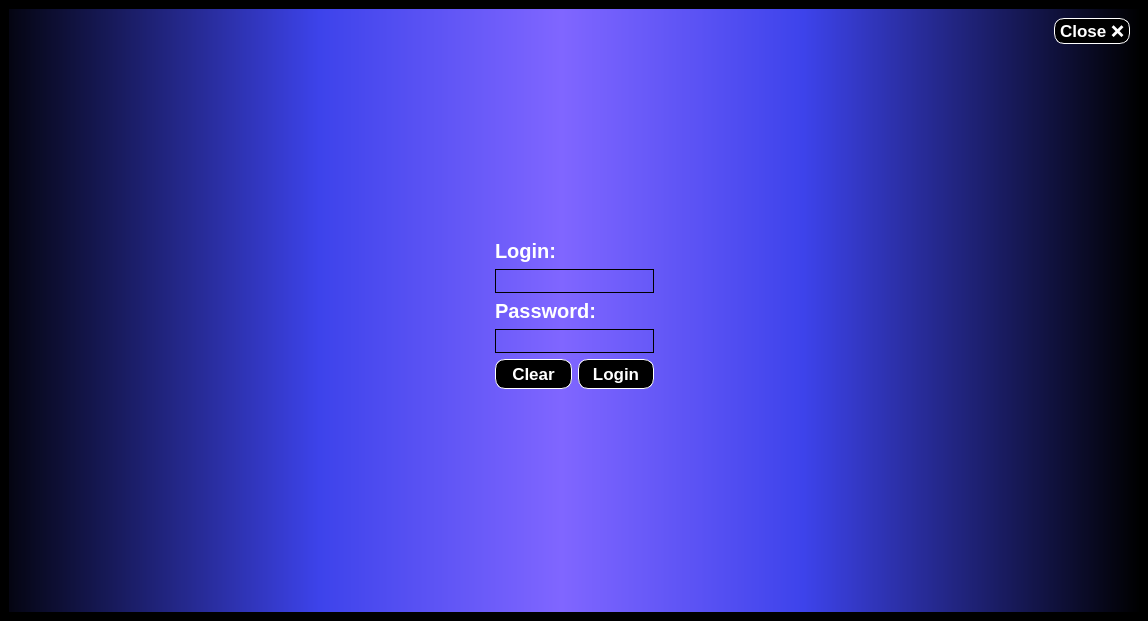
Qt form LinuxProject/mainwindow.ui (Skalik2/LinuxAppCpp) before a commit.
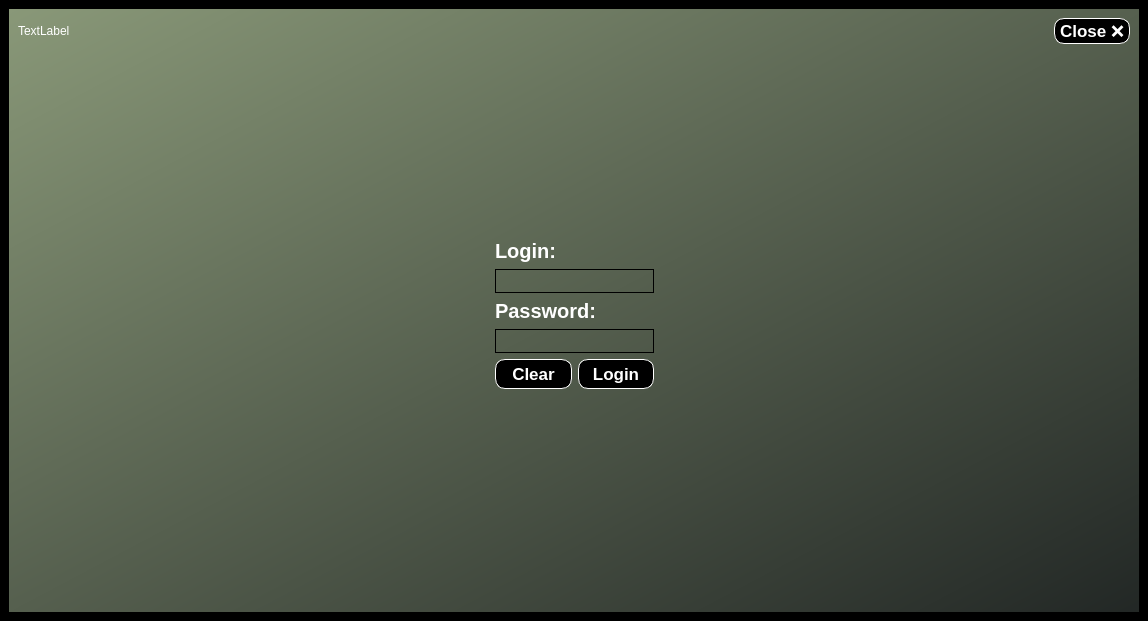
The same form after that commit.

The edit to the form file:
```diff
--- a/LinuxProject/mainwindow.ui
+++ b/LinuxProject/mainwindow.ui
@@ -30,7 +30,7 @@
        <bool>false</bool>
       </property>
       <property name="styleSheet">
-       <string notr="true">background-color: qlineargradient(spread:reflect, x1:0.489, y1:0, x2:1, y2:0, stop:0 rgba(128, 102, 255, 255), stop:0.41784 rgba(61, 67, 235, 255), stop:1 rgba(0, 0, 0, 255));</string>
+       <string notr="true">background-color: qlineargradient(spread:pad, x1:0, y1:0, x2:1, y2:1, stop:0 rgba(137, 152, 120, 255), stop:1 rgba(34, 39, 37, 255));</string>
       </property>
       <property name="currentIndex">
        <number>0</number>
@@ -41,6 +41,17 @@
          <layout class="QVBoxLayout" name="verticalLayout">
           <item>
            <layout class="QHBoxLayout" name="horizontalLayout_2">
+            <item>
+             <widget class="QLabel" name="labelUserName">
+              <property name="styleSheet">
+               <string notr="true">color: rgb(255, 255, 255);
+background-color: none;</string>
+              </property>
+              <property name="text">
+               <string>TextLabel</string>
+              </property>
+             </widget>
+            </item>
             <item>
              <spacer name="horizontalSpacer">
               <property name="orientation">
```
